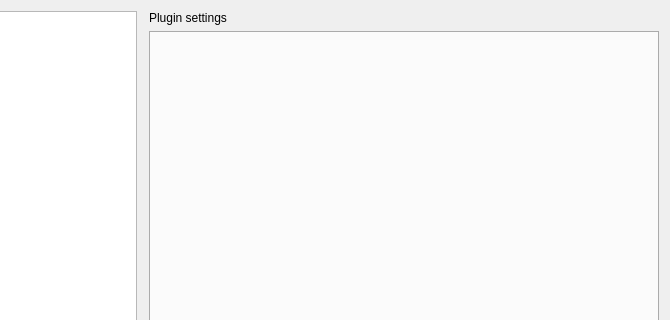
Above: source/desktop/sliderbar/settingsdialog.ui from azais-corentin/SliderBar before the change; both pictures show x 130 to 800 and y 0 to 320 of the 800 by 512 pixel window. Below: the same form after it.
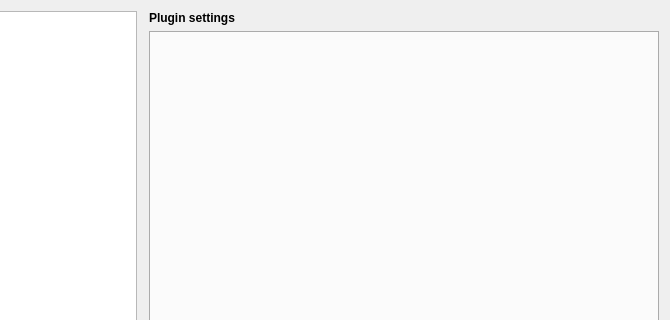
That is the form after the change. The open tabs and pages were chosen to show the change.

```diff
--- a/source/desktop/sliderbar/settingsdialog.ui
+++ b/source/desktop/sliderbar/settingsdialog.ui
@@ -450,6 +450,12 @@
        </property>
        <item>
         <widget class="QLabel" name="titlePlugins">
+         <property name="font">
+          <font>
+           <weight>75</weight>
+           <bold>true</bold>
+          </font>
+         </property>
          <property name="text">
           <string>Plugin settings</string>
          </property>
```
Left out of the diff: 6 changed lines with no effect on the pictures.
